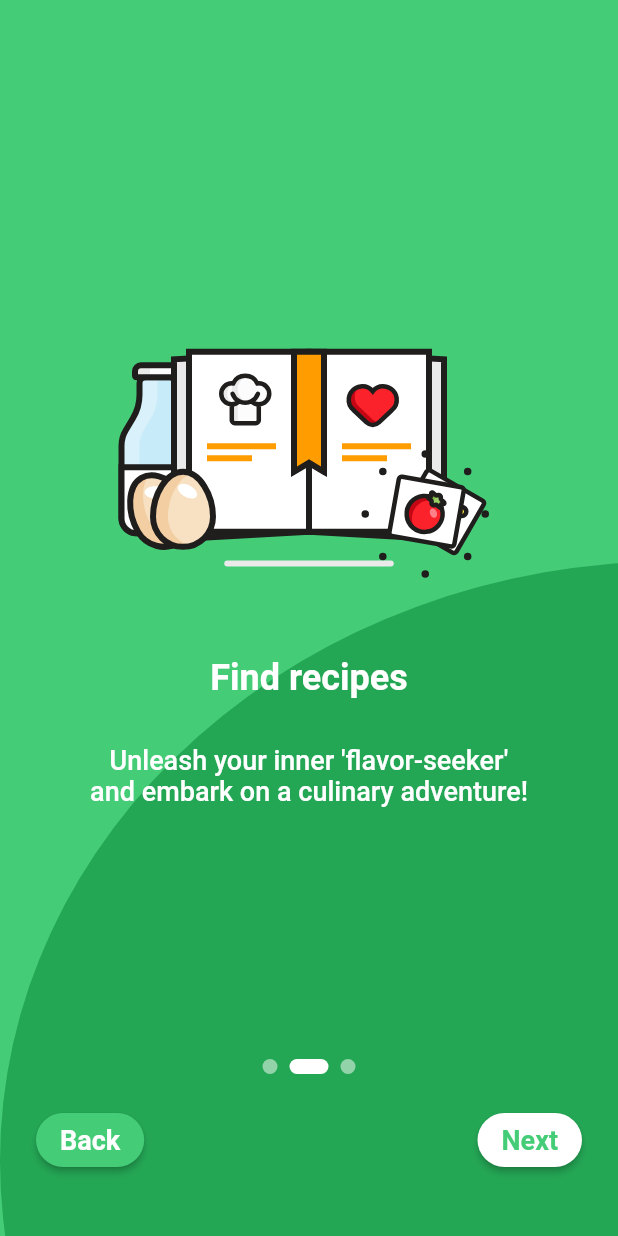
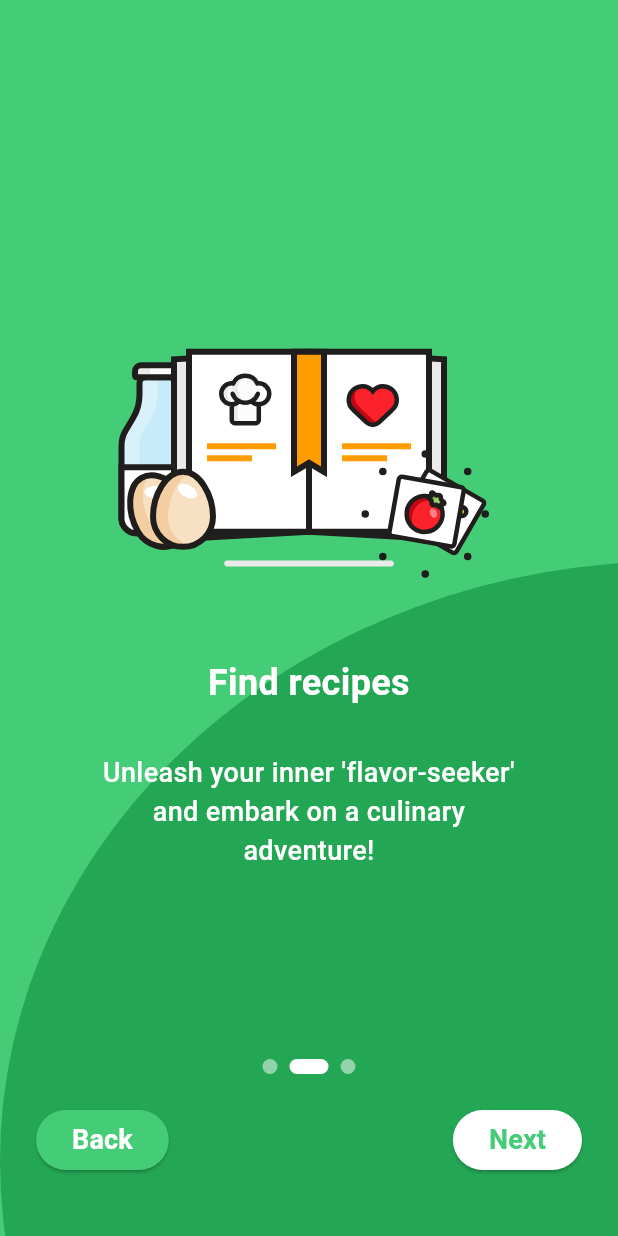
Before and after one commit to eivanphils/Tasty-Trove, a Flutter app: the screen it shows after launch, swiped to page 2, on a phone screen of 412 x 824 dp. Run offline on Flutter 3.47's test engine with Material 2 defaults, Android fonts, the phone set to English and light mode, and no system bars; our stand-ins replace lottie.

Commit message:
se habilita material design 3

```diff
--- a/lib/main.dart
+++ b/lib/main.dart
@@ -1,6 +1,7 @@
 import 'package:flutter/material.dart';
 
 import 'package:tasty_trove/router/app_routes.dart';
+import 'package:tasty_trove/theme/app_theme.dart';
 
 void main() {
   runApp(const MyApp());
@@ -18,6 +19,7 @@ class MyApp extends StatelessWidget {
       initialRoute: AppRoutes.initialRoute,
       routes: AppRoutes.getAppRoutes(),
       onGenerateRoute: AppRoutes.onGenerateRoute,
+      theme: AppTheme.lightTheme,
     );
   }
 }
--- a/lib/theme/app_theme.dart
+++ b/lib/theme/app_theme.dart
@@ -5,5 +5,5 @@ class AppTheme {
   static const Color secondaryColor = Color(0xFF24A755);
   static const String logo = 'assets/logo.png';
   static const String logoWhite = 'assets/logo-white.png';
-  static ThemeData lightTheme = ThemeData.light().copyWith();
+  static ThemeData lightTheme = ThemeData(useMaterial3: true).copyWith();
 }
```
